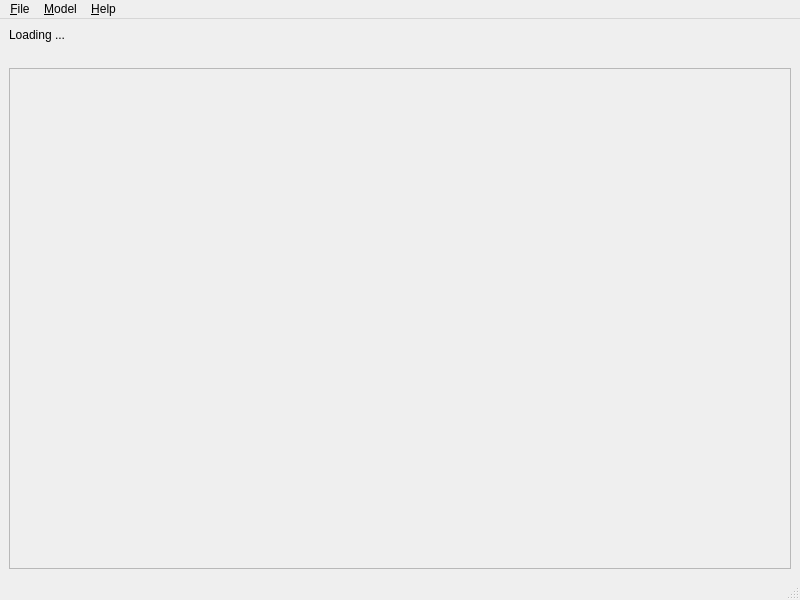
Before: the Qt Designer form ui/mainwindow.ui in tim-gromeyer/VoiceAssistant, drawn with Qt 5.
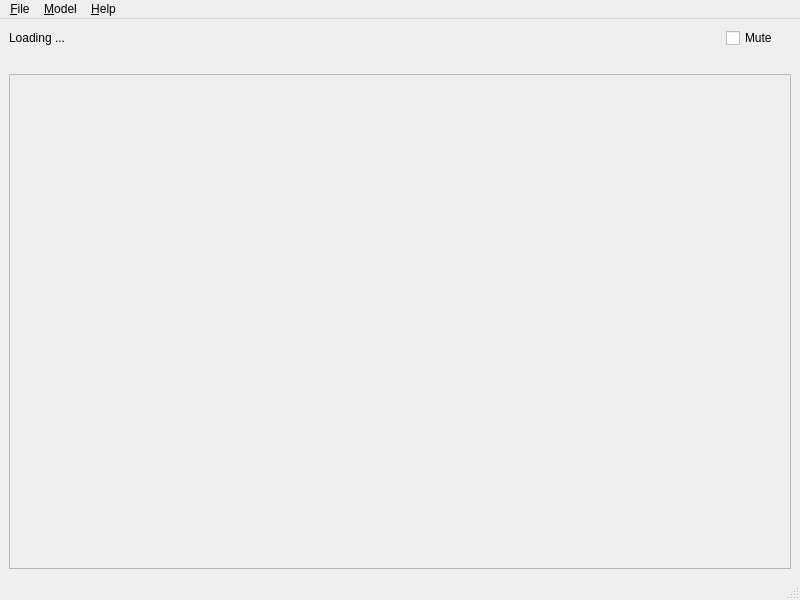
After: the same form once the commit is applied. Icons and pictures are not drawn.

```diff
--- a/ui/mainwindow.ui
+++ b/ui/mainwindow.ui
@@ -14,9 +14,9 @@
    <string/>
   </property>
   <widget class="QWidget" name="container">
-   <layout class="QVBoxLayout" name="verticalLayout" stretch="0,0,1">
+   <layout class="QVBoxLayout" name="verticalLayout" stretch="0,0,0">
     <item>
-     <layout class="QHBoxLayout" name="horizontalLayout" stretch="1,0">
+     <layout class="QHBoxLayout" name="horizontalLayout" stretch="1,0,0">
       <item>
        <widget class="QLabel" name="statusLabel">
         <property name="text">
@@ -33,6 +33,17 @@
         </property>
        </widget>
       </item>
+      <item>
+       <widget class="QCheckBox" name="muteButton">
+        <property name="text">
+         <string>Mute</string>
+        </property>
+        <property name="icon">
+         <iconset theme="audio-input-microphone">
+          <normaloff>.</normaloff>.</iconset>
+        </property>
+       </widget>
+      </item>
       <item>
        <widget class="QLabel" name="timeLabel">
         <property name="text">
@@ -53,30 +64,26 @@
       <property name="text">
        <string/>
       </property>
+      <property name="wordWrap">
+       <bool>true</bool>
+      </property>
      </widget>
     </item>
     <item>
-     <widget class="QFrame" name="content">
-      <property name="frameShape">
-       <enum>QFrame::StyledPanel</enum>
+     <widget class="QScrollArea" name="content">
+      <property name="widgetResizable">
+       <bool>true</bool>
       </property>
-      <property name="frameShadow">
-       <enum>QFrame::Raised</enum>
-      </property>
-      <layout class="QVBoxLayout" name="verticalLayout_2">
-       <property name="leftMargin">
-        <number>0</number>
+      <widget class="QWidget" name="scrollAreaWidgetContents">
+       <property name="geometry">
+        <rect>
+         <x>0</x>
+         <y>0</y>
+         <width>780</width>
+         <height>489</height>
+        </rect>
        </property>
-       <property name="topMargin">
-        <number>0</number>
-       </property>
-       <property name="rightMargin">
-        <number>0</number>
-       </property>
-       <property name="bottomMargin">
-        <number>0</number>
-       </property>
-      </layout>
+      </widget>
      </widget>
     </item>
    </layout>
```
Left out of the diff: 24 changed lines with no effect on the pictures.
